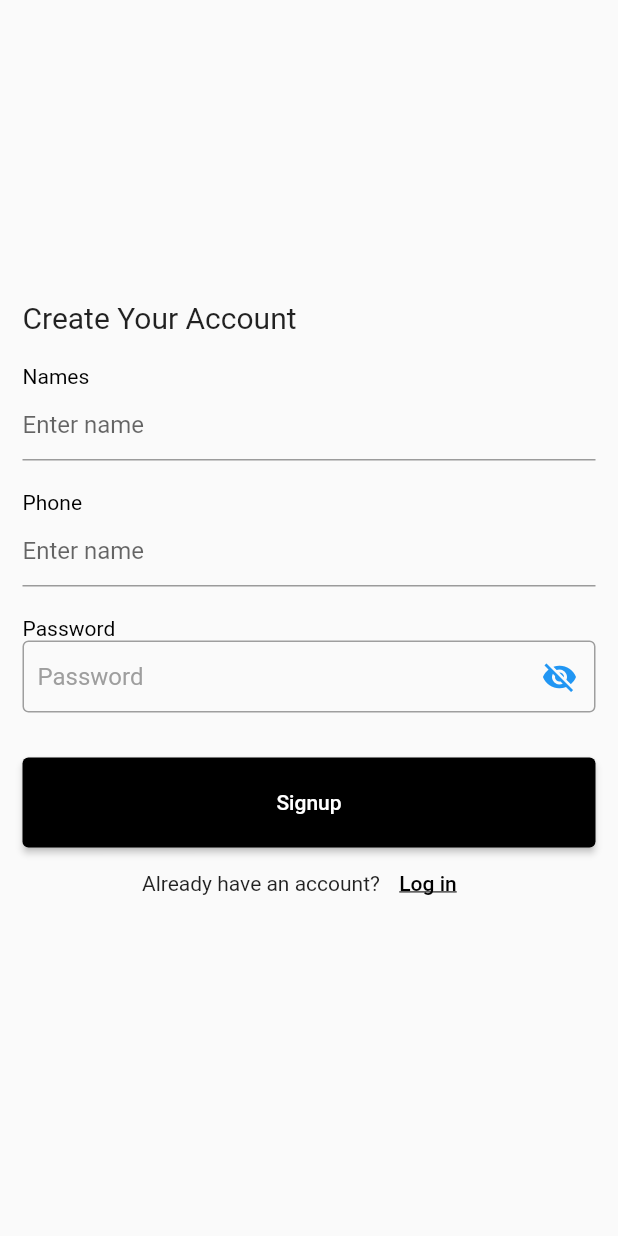
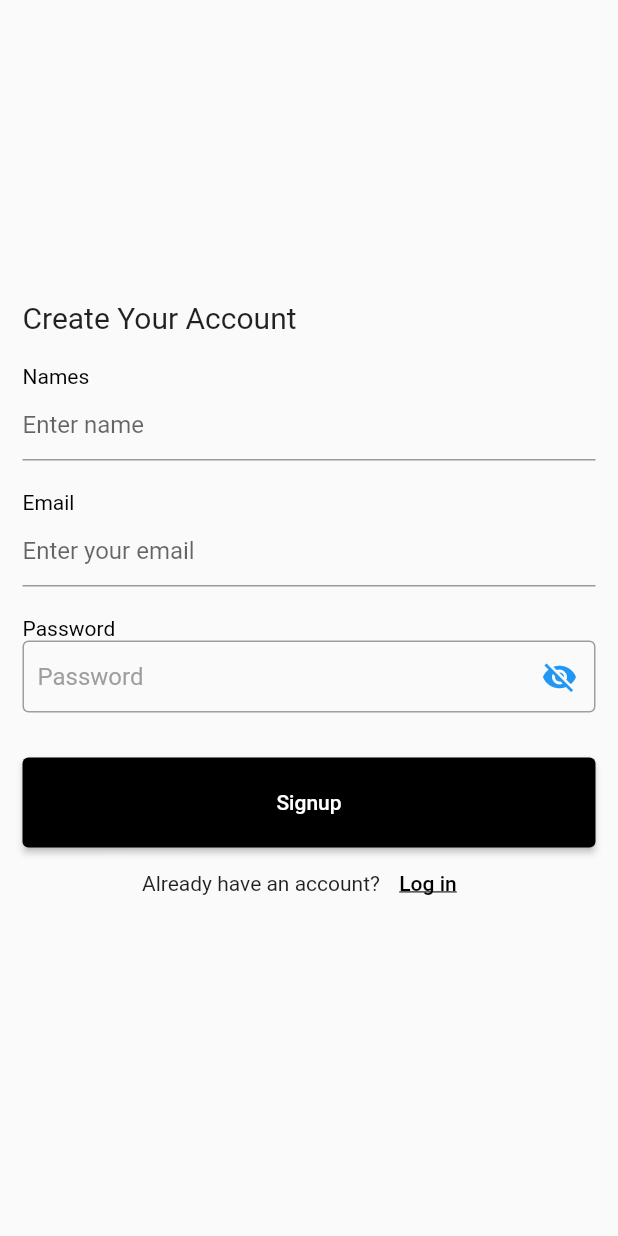
Before and after one commit to samwel-chege/flutter-ecommerce, a Flutter app: the SignUpScreen screen opened by its route, after a tap on "Signup", on a phone screen of 412 x 824 dp. Run offline on Flutter 3.47's test engine with Material 2 defaults, Android fonts, the phone set to English and light mode, and no system bars; our stand-ins replace flutter_easyloading, progress_dialog_null_safe, shared_preferences; accounts and stored records are empty; network calls fail.

```diff
--- /dev/null
+++ b/lib/API/api.dart
@@ -0,0 +1,9 @@
+class Api {
+  static String apiUrl = "https://8c50-41-80-113-189.eu.ngrok.io/";
+
+  static String endpointSignup = "api/signup";
+  static String endpointLogin = "api/login";
+  static String endpointProducts = "api/products";
+
+  static int codeOK = 200;
+}
--- a/lib/auth/signup_page.dart
+++ b/lib/auth/signup_page.dart
@@ -1,7 +1,14 @@
 // ignore_for_file: prefer_const_constructors, prefer_typing_uninitialized_variables, empty_catches
 
+import 'dart:convert';
+
+import 'package:ecommerce/shop/product_page.dart';
 import 'package:flutter/gestures.dart';
 import 'package:flutter/material.dart';
+import 'package:progress_dialog_null_safe/progress_dialog_null_safe.dart';
+import 'package:shared_preferences/shared_preferences.dart';
+import '../API/api.dart';
+import '../services/functions.dart';
 
 import 'login_page.dart';
 
@@ -38,39 +45,33 @@ class _SignUpScreenState extends State<SignUpScreen> {
     });
   }
 
-  userid(var id) async {
-    // SharedPreferences preferences = await SharedPreferences.getInstance();
 
-    // preferences.setString('user_id', id);
+
+  token(var token) async {
+    SharedPreferences preferences = await SharedPreferences.getInstance();
+
+    preferences.setString('token', token);
   }
 
-  userdata(var userdata) async {
-    // SharedPreferences preferences = await SharedPreferences.getInstance();
+  Future register(username, email, String password) async {
+    try {
+      ProgressDialog pr = ProgressDialog(context, isDismissible: false);
+      pr.style(message: "Signing you up....");
+      pr.show();
+      String registerUrl = Api.apiUrl + Api.endpointSignup;
+      var data = {"email": email, "name": username, "password": password};
+      var responsedata = await httppostsignup(registerUrl, data, context);
+      token(responsedata["token"]);
+      Future.delayed(
+        Duration(seconds: 2),
+        () {
+          pr.hide();
+        },
+      );
 
-    // preferences.setString('userdata', userdata);
+      return responsedata;
+    } catch (e) {}
   }
-
-  // var category;
-  // @override
-  // void didChangeDependencies() {
-  //   super.didChangeDependencies();
-  //   category = ModalRoute.of(context)!.settings.arguments;
-  // }
-
-  // Future register(username, email, password) async {
-  //   try {
-  //     String registerUrl = Api.api_url_auth + Api.endpoint_signup;
-  //     var data = {
-  //       "token": Api.auth_key,
-  //       "names": username,
-  //       "password": password
-  //     };
-  //     var responsedata = await httppostsignup(registerUrl, data, context);
-  //     var res = responsedata["user_id"];
-
-  //     encodeddata = res;
-  //   } catch (e) {}
-  // }
 
   final _signupkey = GlobalKey<FormState>();
   @override
@@ -113,26 +114,22 @@ class _SignUpScreenState extends State<SignUpScreen> {
                       'Names',
                       style: TextStyle(color: Colors.black),
                     ),
-                    // CustomFormTextField(
-                    //     validator: val.nameval,
-                    //     controller: username,
-                    //     hintText: "Enter your name"),
+
                     TextFormField(
                       decoration: InputDecoration(hintText: "Enter name"),
+                      controller: username,
                     ),
                     SizedBox(
                       height: 20,
                     ),
                     Text(
-                      'Phone',
+                      'Email',
                       style: TextStyle(color: Colors.black),
                     ),
-                    // CustomFormTextField(
-                    //     validator: val.mobileval,
-                    //     controller: phone,
-                    //     hintText: "Enter your email "),
+
                     TextFormField(
-                      decoration: InputDecoration(hintText: "Enter name"),
+                      decoration: InputDecoration(hintText: "Enter your email"),
+                      controller: email,
                     ),
 
                     SizedBox(
@@ -187,9 +184,12 @@ class _SignUpScreenState extends State<SignUpScreen> {
                 height: 60,
                 child: ElevatedButton(
                   onPressed: () {
-                    if (_signupkey.currentState!.validate()) {
-                      // register(username.text, category, phone.text,
-                    }
+                    // if (_signupkey.currentState!.validate()) {
+
+                    register(
+                        username.text, email.text, jsonEncode(password.text));
+
+                    // }
                   },
                   style: ElevatedButton.styleFrom(backgroundColor: Colors.black
                       // foregroundColor: Colors.white,
--- /dev/null
+++ b/lib/services/functions.dart
@@ -0,0 +1,82 @@
+import 'dart:convert';
+import 'package:ecommerce/shop/product_page.dart';
+import 'package:flutter/material.dart';
+import 'package:http/http.dart' as http;
+import '../API/api.dart';
+import 'package:flutter_easyloading/flutter_easyloading.dart';
+import 'package:progress_dialog_null_safe/progress_dialog_null_safe.dart';
+
+SnackBar snackBar(message, color) {
+  return SnackBar(
+      duration: const Duration(seconds: 4),
+      backgroundColor: color,
+      content: Text(
+        message,
+        style: const TextStyle(fontSize: 18),
+      ));
+}
+
+Future httppostsignup(
+    String url, Map<String, dynamic> data, BuildContext context) async {
+  try {
+    var vardata = data;
+
+    final response = await http.post(
+      Uri.parse(url),
+      headers: {
+        'Content-Type': 'application/json',
+        'Accept': 'application/json',
+      },
+      body: json.encode(vardata),
+    );
+
+    var jsonResponse = json.decode(response.body);
+
+    if (response.statusCode == Api.codeOK) {
+      Navigator.of(context).pushReplacementNamed(ProductPage.routeName);
+      return jsonResponse;
+    } else {
+      var res = jsonResponse as Map;
+
+      if (res.keys.elementAt(0) == "name") {
+        ScaffoldMessenger.of(context)
+            .showSnackBar(snackBar(jsonResponse["name"][0], Colors.red[500]));
+      } else if (res.keys.elementAt(0) == "email") {
+        ScaffoldMessenger.of(context)
+            .showSnackBar(snackBar(jsonResponse["email"][0], Colors.red[500]));
+      } else {
+        ScaffoldMessenger.of(context).showSnackBar(
+            snackBar(jsonResponse["password"][0], Colors.red[500]));
+      }
+
+      return jsonResponse;
+    }
+  } catch (e) {}
+}
+
+Future httppost(
+    String url, Map<String, dynamic> data, BuildContext context) async {
+  try {
+    var vardata = data;
+
+    final response = await http.post(
+      Uri.parse(url),
+      headers: {
+        'Content-Type': 'application/json',
+        'Accept': 'application/json',
+      },
+      body: json.encode(vardata),
+    );
+
+    var jsonResponse = json.decode(response.body);
+
+    if (response.statusCode == Api.codeOK) {
+      return jsonResponse;
+    } else {
+      ScaffoldMessenger.of(context)
+          .showSnackBar(snackBar(jsonResponse, Colors.red[500]));
+
+      return jsonResponse;
+    }
+  } catch (e) {}
+}
--- a/pubspec.yaml
+++ b/pubspec.yaml
@@ -35,6 +35,10 @@ dependencies:
   # The following adds the Cupertino Icons font to your application.
   # Use with the CupertinoIcons class for iOS style icons.
   cupertino_icons: ^1.0.2
+  flutter_easyloading: ^3.0.5
+  http: ^0.13.5
+  progress_dialog_null_safe: ^1.0.7
+  shared_preferences: ^2.0.15
 
 dev_dependencies:
   flutter_test:
```
Also changed, not shown: lib/auth/login_page.dart (+11 -11 lines), lib/shop/product_page.dart (+13 -0 lines), pubspec.lock, 1 other file.
